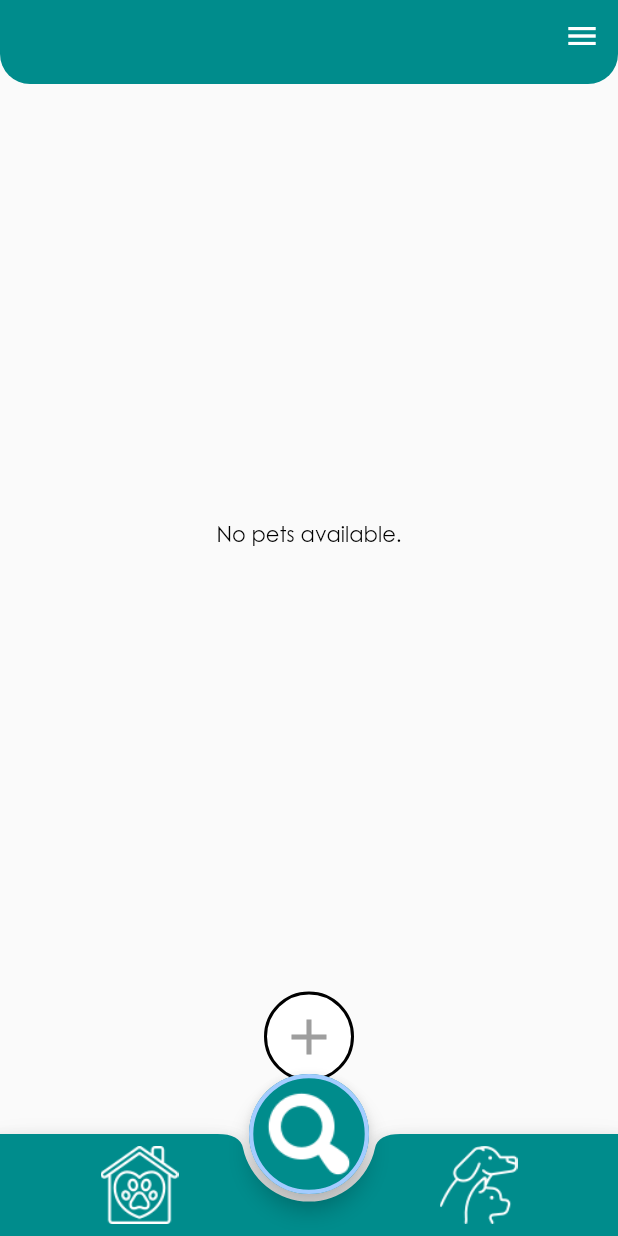
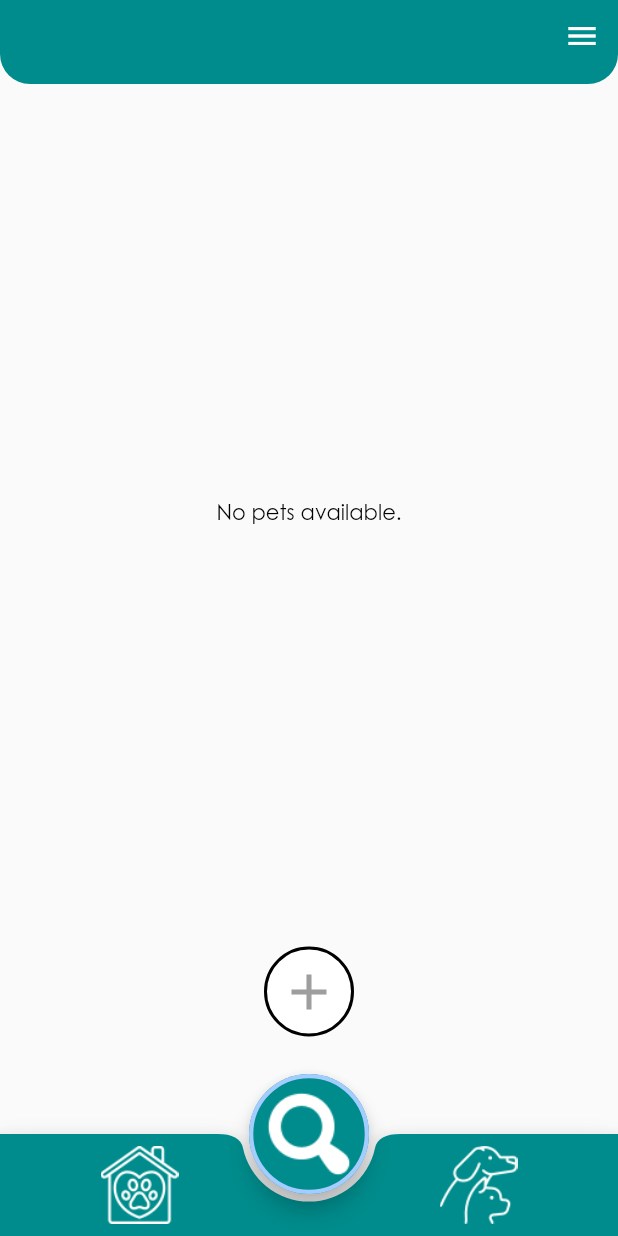
Before and after one commit to princekcj/CMPetMob, a Flutter app: the MyPetsScreen screen opened by its route, on a phone screen of 412 x 824 dp. Run offline on Flutter 3.47's test engine with Material 2 defaults, Android fonts, the phone set to English and light mode, and no system bars; our stand-ins replace cached_network_image, carousel_slider, cloud_firestore, envied, firebase_analytics, firebase_auth and 16 more; missing offline and left inert: device_calendar, firestore_cache, flutter_barcode_scanner, flutter_facebook_auth, mailer, social_media_buttons and 1 more; accounts and stored records are empty; generated files the repository leaves out were written again.

Commit message:
tentth commit

```diff
--- a/lib/presentation/mypets_screen/mypets_screen.dart
+++ b/lib/presentation/mypets_screen/mypets_screen.dart
@@ -156,7 +156,7 @@ class _MyPetsScreenState extends State<MyPetsScreen> {
                 ),
               ),
             ),
-            SizedBox(height: 35),
+            SizedBox(height: 65),
           ],
         ),
       floatingActionButton: Container(height: 80.0, width:80.0, child: FittedBox(child: FloatingActionButton(
```
